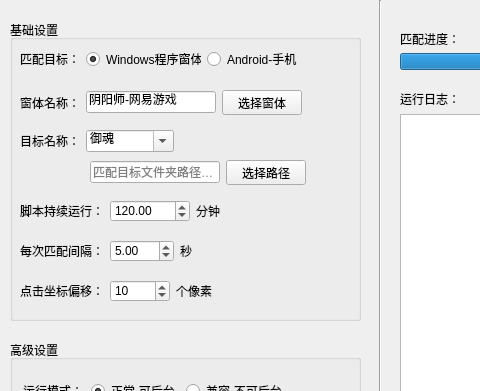
Qt form qt.ui (aicezam/SmartOnmyoji) before a commit; both pictures show x 0 to 480 and y 0 to 391 of the 800 by 640 pixel window.
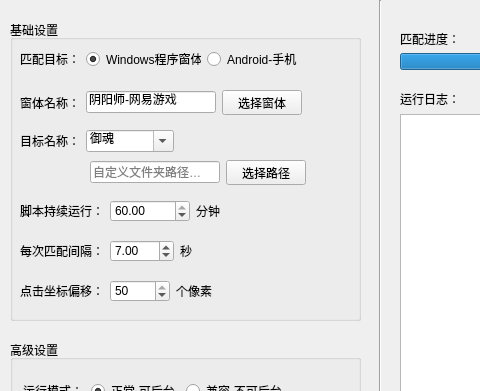
The same form after that commit.

Commit message: 增加可选择自定义目标文件夹的功能

```diff
--- a/qt.ui
+++ b/qt.ui
@@ -305,7 +305,7 @@
          <number>50</number>
         </property>
         <property name="value">
-         <number>10</number>
+         <number>50</number>
         </property>
         <property name="displayIntegerBase">
          <number>10</number>
@@ -356,7 +356,7 @@
          <double>0.500000000000000</double>
         </property>
         <property name="value">
-         <double>5.000000000000000</double>
+         <double>7.000000000000000</double>
         </property>
        </widget>
       </item>
@@ -398,13 +398,13 @@
          <double>1.000000000000000</double>
         </property>
         <property name="maximum">
-         <double>600.000000000000000</double>
+         <double>60.000000000000000</double>
         </property>
         <property name="singleStep">
          <double>0.500000000000000</double>
         </property>
         <property name="value">
-         <double>120.000000000000000</double>
+         <double>60.000000000000000</double>
         </property>
        </widget>
       </item>
@@ -576,7 +576,7 @@
          <bool>true</bool>
         </property>
         <property name="placeholderText">
-         <string>匹配目标文件夹路径…</string>
+         <string>自定义文件夹路径…</string>
         </property>
        </widget>
       </item>
```
Left out of the diff: 28 changed lines with no effect on the pictures. The commit also changes 4 other files.
